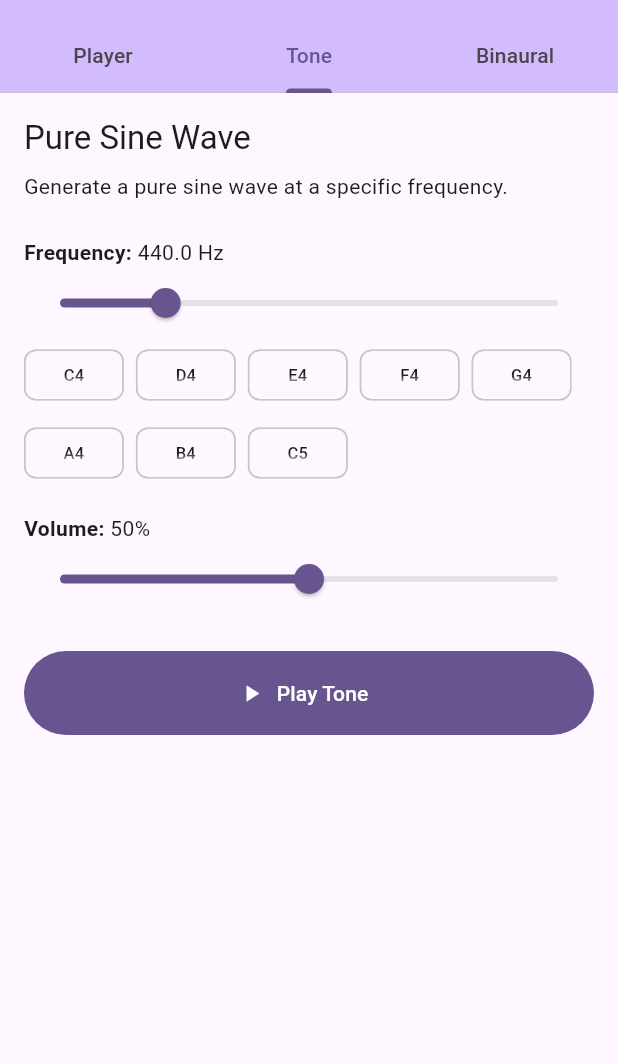
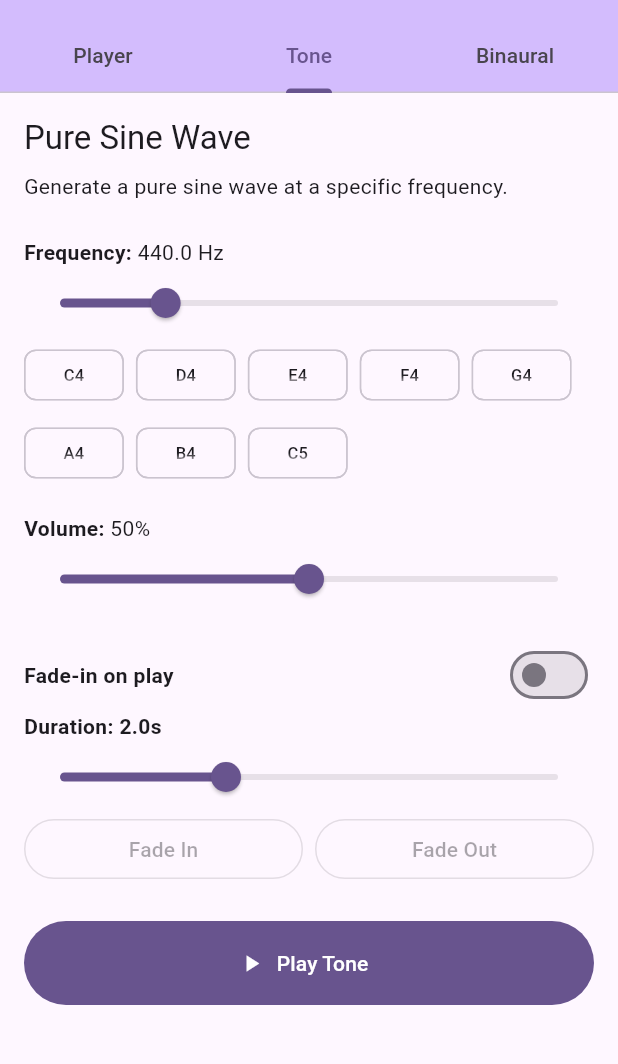
Before and after one commit to githubYiheng/flutter_audiokit, a Flutter app: the screen it shows after launch, tab 2 chosen, after a tap on "Play Tone", on a phone screen of 412 x 824 dp, the part 63-1127 px from its top. Run offline on Flutter 3.47's test engine with Material 3 defaults, Android fonts, the phone set to English and light mode, and no system bars; our stand-ins replace plugin_platform_interface.

Commit message:
feat: add Fader effect node (AudioKitEX) with fade-in/fade-out support
Add stereo Fader/gain node bridging AudioKitEX's Fader to Dart, supporting
independent left/right gain, dB conversion, flipStereo, mixToMono, and
smooth gain ramping for fade-in/fade-out. Integrate into example app with
fade controls on all three pages. Fix rampGain race condition in example
by awaiting gain initialization before playback.

Co-Authored-By: Claude Opus 4.6 <noreply@anthropic.com>

````diff
--- a/example/lib/main.dart
+++ b/example/lib/main.dart
@@ -71,15 +71,18 @@ class _PlayerPageState extends State<_PlayerPage>
     with AutomaticKeepAliveClientMixin {
   AudioEngine? _engine;
   AudioPlayer? _player;
+  Fader? _fader;
   Mixer? _mixer;
   Reverb? _reverb;
 
   bool _engineRunning = false;
   bool _isPlaying = false;
+  bool _fadeInEnabled = false;
   double _currentTime = 0;
   double _duration = 0;
   double _volume = 1.0;
   double _reverbMix = 0.5;
+  double _fadeDuration = 2.0;
   double _leftAmplitude = 0;
   double _rightAmplitude = 0;
 
@@ -102,6 +105,7 @@ class _PlayerPageState extends State<_PlayerPage>
     await _stateSub?.cancel();
     await _ampSub?.cancel();
     await _player?.dispose();
+    await _fader?.dispose();
     await _reverb?.dispose();
     await _mixer?.dispose();
     await _engine?.dispose();
@@ -119,7 +123,8 @@ class _PlayerPageState extends State<_PlayerPage>
       _addLog('Creating engine...');
       final engine = await AudioEngine.create();
       final player = await AudioPlayer.create();
-      final reverb = await Reverb.create(player, dryWetMix: _reverbMix);
+      final fader = await Fader.create(player);
+      final reverb = await Reverb.create(fader, dryWetMix: _reverbMix);
       final mixer = await Mixer.withInputs([reverb]);
 
       await engine.setOutput(mixer);
@@ -144,6 +149,7 @@ class _PlayerPageState extends State<_PlayerPage>
       setState(() {
         _engine = engine;
         _player = player;
+        _fader = fader;
         _mixer = mixer;
         _reverb = reverb;
         _engineRunning = true;
@@ -209,7 +215,16 @@ class _PlayerPageState extends State<_PlayerPage>
         Row(
           children: [
             IconButton.filled(
-                onPressed: _engineRunning ? () => _player?.play() : null,
+                onPressed: _engineRunning
+                    ? () async {
+                        if (_fadeInEnabled) {
+                          await _fader?.rampGain(
+                              from: 0.0, to: 1.0, duration: _fadeDuration);
+                          _addLog('Play with fade-in');
+                        }
+                        _player?.play();
+                      }
+                    : null,
                 icon: const Icon(Icons.play_arrow)),
             IconButton.filled(
                 onPressed: _engineRunning ? () => _player?.pause() : null,
@@ -239,6 +254,55 @@ class _PlayerPageState extends State<_PlayerPage>
             _player?.volume = v;
           },
         ),
+        Row(
+          children: [
+            const Text('Fade-in on play',
+                style: TextStyle(fontWeight: FontWeight.bold)),
+            const Spacer(),
+            Switch(
+              value: _fadeInEnabled,
+              onChanged: (v) => setState(() => _fadeInEnabled = v),
+            ),
+          ],
+        ),
+        _label('Fade Duration (${_fadeDuration.toStringAsFixed(1)}s)'),
+        Slider(
+          value: _fadeDuration,
+          min: 0.5,
+          max: 5.0,
+          onChanged: (v) => setState(() => _fadeDuration = v),
+        ),
+        Row(
+          children: [
+            Expanded(
+              child: ElevatedButton(
+                onPressed: _engineRunning
+                    ? () {
+                        _fader?.rampGain(
+                            from: 0.0, to: 1.0, duration: _fadeDuration);
+                        _addLog(
+                            'Fade in (${_fadeDuration.toStringAsFixed(1)}s)');
+                      }
+                    : null,
+                child: const Text('Fade In'),
+              ),
+            ),
+            const SizedBox(width: 8),
+            Expanded(
+              child: ElevatedButton(
+                onPressed: _engineRunning
+                    ? () {
+                        _fader?.rampGain(to: 0.0, duration: _fadeDuration);
+                        _addLog(
+                            'Fade out (${_fadeDuration.toStringAsFixed(1)}s)');
+                      }
+                    : null,
+                child: const Text('Fade Out'),
+              ),
+            ),
+          ],
+        ),
+        const SizedBox(height: 12),
         _label('Reverb Dry/Wet'),
         Slider(
           value: _reverbMix,
@@ -321,11 +385,14 @@ class _ToneGeneratorPageState extends State<_ToneGeneratorPage>
     with AutomaticKeepAliveClientMixin {
   AudioEngine? _engine;
   Oscillator? _osc;
+  Fader? _fader;
   Mixer? _mixer;
 
   bool _playing = false;
+  bool _fadeInEnabled = false;
   double _frequency = 440;
   double _amplitude = 0.5;
+  double _fadeDuration = 2.0;
 
   final List<_FrequencyPreset> _presets = const [
     _FrequencyPreset('C4', 261.63),
@@ -353,12 +420,17 @@ class _ToneGeneratorPageState extends State<_ToneGeneratorPage>
         final engine = await AudioEngine.create();
         final osc = await Oscillator.create(
             frequency: _frequency, amplitude: _amplitude);
-        final mixer = await Mixer.withInputs([osc]);
+        final fader = await Fader.create(osc);
+        final mixer = await Mixer.withInputs([fader]);
         await engine.setOutput(mixer);
         await engine.start();
         _engine = engine;
         _osc = osc;
+        _fader = fader;
         _mixer = mixer;
+      }
+      if (_fadeInEnabled) {
+        await _fader?.rampGain(from: 0.0, to: 1.0, duration: _fadeDuration);
       }
       await _osc!.start();
       setState(() => _playing = true);
@@ -370,6 +442,7 @@ class _ToneGeneratorPageState extends State<_ToneGeneratorPage>
   @override
   void dispose() {
     _osc?.dispose();
+    _fader?.dispose();
     _mixer?.dispose();
     _engine?.dispose();
     super.dispose();
@@ -439,6 +512,55 @@ class _ToneGeneratorPageState extends State<_ToneGeneratorPage>
             _osc?.amplitude = v;
           },
         ),
+        const SizedBox(height: 16),
+
+        // Fade
+        Row(
+          children: [
+            const Text('Fade-in on play',
+                style: TextStyle(fontWeight: FontWeight.bold)),
+            const Spacer(),
+            Switch(
+              value: _fadeInEnabled,
+              onChanged: (v) => setState(() => _fadeInEnabled = v),
+            ),
+          ],
+        ),
+        Row(
+          children: [
+            Text('Duration: ${_fadeDuration.toStringAsFixed(1)}s',
+                style: const TextStyle(fontWeight: FontWeight.bold)),
+          ],
+        ),
+        Slider(
+          value: _fadeDuration,
+          min: 0.5,
+          max: 5.0,
+          onChanged: (v) => setState(() => _fadeDuration = v),
+        ),
+        Row(
+          children: [
+            Expanded(
+              child: OutlinedButton(
+                onPressed: _playing
+                    ? () => _fader?.rampGain(
+                        from: 0.0, to: 1.0, duration: _fadeDuration)
+                    : null,
+                child: const Text('Fade In'),
+              ),
+            ),
+            const SizedBox(width: 8),
+            Expanded(
+              child: OutlinedButton(
+                onPressed: _playing
+                    ? () =>
+                        _fader?.rampGain(to: 0.0, duration: _fadeDuration)
+                    : null,
+                child: const Text('Fade Out'),
+              ),
+            ),
+          ],
+        ),
         const SizedBox(height: 24),
 
         // Play button
@@ -477,14 +599,17 @@ class _BinauralBeatsPageState extends State<_BinauralBeatsPage>
   AudioEngine? _engine;
   Oscillator? _oscLeft;
   Oscillator? _oscRight;
+  Fader? _fader;
   Mixer? _mixerLeft;
   Mixer? _mixerRight;
   Mixer? _masterMixer;
 
   bool _playing = false;
+  bool _fadeInEnabled = false;
   double _baseFrequency = 200;
   double _beatFrequency = 10; // difference between L and R
   double _amplitude = 0.5;
+  double _fadeDuration = 2.0;
 
   final List<_BeatPreset> _beatPresets = const [
     _BeatPreset('Delta (deep sleep)', 2),
@@ -524,20 +649,25 @@ class _BinauralBeatsPageState extends State<_BinauralBeatsPage>
         final mixR = await Mixer.withInputs([oscR]);
         mixR.pan = 1.0; // hard right
 
-        // Master mixer
+        // Master mixer → fader
         final master = await Mixer.withInputs([mixL, mixR]);
+        final fader = await Fader.create(master);
 
-        await engine.setOutput(master);
+        await engine.setOutput(fader);
         await engine.start();
 
         _engine = engine;
         _oscLeft = oscL;
         _oscRight = oscR;
+        _fader = fader;
         _mixerLeft = mixL;
         _mixerRight = mixR;
         _masterMixer = master;
       }
 
+      if (_fadeInEnabled) {
+        await _fader?.rampGain(from: 0.0, to: 1.0, duration: _fadeDuration);
+      }
       await _oscLeft!.start();
       await _oscRight!.start();
       setState(() => _playing = true);
@@ -550,6 +680,7 @@ class _BinauralBeatsPageState extends State<_BinauralBeatsPage>
   void dispose() {
     _oscLeft?.dispose();
     _oscRight?.dispose();
+    _fader?.dispose();
     _mixerLeft?.dispose();
     _mixerRight?.dispose();
     _masterMixer?.dispose();
@@ -680,6 +811,55 @@ class _BinauralBeatsPageState extends State<_BinauralBeatsPage>
             _oscRight?.amplitude = v;
           },
         ),
+        const SizedBox(height: 16),
+
+        // Fade
+        Row(
+          children: [
+            const Text('Fade-in on play',
+                style: TextStyle(fontWeight: FontWeight.bold)),
+            const Spacer(),
+            Switch(
+              value: _fadeInEnabled,
+              onChanged: (v) => setState(() => _fadeInEnabled = v),
+            ),
+          ],
+        ),
+        Row(
+          children: [
+            Text('Duration: ${_fadeDuration.toStringAsFixed(1)}s',
+                style: const TextStyle(fontWeight: FontWeight.bold)),
+          ],
+        ),
+        Slider(
+          value: _fadeDuration,
+          min: 0.5,
+          max: 5.0,
+          onChanged: (v) => setState(() => _fadeDuration = v),
+        ),
+        Row(
+          children: [
+            Expanded(
+              child: OutlinedButton(
+                onPressed: _playing
+                    ? () => _fader?.rampGain(
+                        from: 0.0, to: 1.0, duration: _fadeDuration)
+                    : null,
+                child: const Text('Fade In'),
+              ),
+            ),
+            const SizedBox(width: 8),
+            Expanded(
+              child: OutlinedButton(
+                onPressed: _playing
+                    ? () =>
+                        _fader?.rampGain(to: 0.0, duration: _fadeDuration)
+                    : null,
+                child: const Text('Fade Out'),
+              ),
+            ),
+          ],
+        ),
         const SizedBox(height: 24),
 
         // Play button
--- a/packages/flutter_audiokit/lib/flutter_audiokit.dart
+++ b/packages/flutter_audiokit/lib/flutter_audiokit.dart
@@ -91,6 +91,9 @@ export 'src/effects/vibrato.dart';
 // Effects — SoundpipeAudioKit: Spatial
 export 'src/effects/string_resonator.dart';
 
+// Effects — AudioKitEX: Gain
+export 'src/effects/fader.dart';
+
 // Effects — SoundpipeAudioKit: Utility
 export 'src/effects/amplitude_envelope.dart';
 export 'src/effects/dc_block.dart';
--- /dev/null
+++ b/packages/flutter_audiokit/lib/src/effects/fader.dart
@@ -0,0 +1,227 @@
+import 'dart:math' as math;
+
+import 'package:flutter_audiokit_platform_interface/flutter_audiokit_platform_interface.dart';
+
+import '../logger.dart';
+import '../node.dart';
+
+/// Stereo fader / gain node (AudioKitEX).
+///
+/// Mirrors AudioKitEX's `Fader` class. Controls gain with independent
+/// left/right channels and supports smooth ramping for fade-in/fade-out.
+///
+/// ```dart
+/// final fader = await Fader.create(player, gain: 0.0);
+/// await player.play();
+/// // Fade in over 2 seconds
+/// await fader.rampGain(to: 1.0, duration: 2.0);
+/// ```
+class Fader extends Node {
+  Fader._(this._nodeId, this._input);
+
+  final String _nodeId;
+  final Node _input;
+  bool _isDisposed = false;
+
+  // Write-through cache
+  double _leftGain = 1.0;
+  double _rightGain = 1.0;
+  bool _flipStereo = false;
+  bool _mixToMono = false;
+
+  @override
+  String get nodeId => _nodeId;
+
+  @override
+  String get nodeType => 'Fader';
+
+  @override
+  bool get isDisposed => _isDisposed;
+
+  @override
+  bool get isStarted => true;
+
+  /// The input node.
+  Node get input => _input;
+
+  /// Creates a Fader node.
+  ///
+  /// Mirrors `Fader(input, gain:)`.
+  static Future<Fader> create(
+    Node input, {
+    double gain = 1.0,
+  }) async {
+    final nodeId = await FlutterAudioKitPlatform.instance.createEffect(
+      input.nodeId,
+      'Fader',
+      {'gain': gain},
+    );
+    AudioKitLogger.info('Fader created: $nodeId');
+    return Fader._(nodeId, input)
+      .._leftGain = gain
+      .._rightGain = gain;
+  }
+
+  // ---- Properties (write-through cache) ----
+
+  /// Overall gain. Sets both left and right channels.
+  ///
+  /// 0 = silence, 1 = unity. Default 1.
+  ///
+  /// Mirrors `fader.gain`.
+  double get gain => _leftGain;
+  set gain(double value) {
+    final clamped = value < 0 ? 0.0 : value;
+    _leftGain = clamped;
+    _rightGain = clamped;
+    AudioKitLogger.verbose('Fader($_nodeId) gain = $clamped');
+    FlutterAudioKitPlatform.instance
+        .setNodeParameter(_nodeId, 'leftGain', clamped);
+    FlutterAudioKitPlatform.instance
+        .setNodeParameter(_nodeId, 'rightGain', clamped);
+  }
+
+  /// Left channel gain. >= 0, default 1.
+  ///
+  /// Mirrors `fader.leftGain`.
+  double get leftGain => _leftGain;
+  set leftGain(double value) {
+    _leftGain = value < 0 ? 0.0 : value;
+    FlutterAudioKitPlatform.instance
+        .setNodeParameter(_nodeId, 'leftGain', _leftGain);
+  }
+
+  /// Right channel gain. >= 0, default 1.
+  ///
+  /// Mirrors `fader.rightGain`.
+  double get rightGain => _rightGain;
+  set rightGain(double value) {
+    _rightGain = value < 0 ? 0.0 : value;
+    FlutterAudioKitPlatform.instance
+        .setNodeParameter(_nodeId, 'rightGain', _rightGain);
+  }
+
+  /// Gain in decibels. 0 dB = unity (gain 1.0).
+  ///
+  /// Mirrors `fader.dB`.
+  double get dB => 20.0 * math.log(gain) / math.ln10;
+  set dB(double value) {
+    gain = math.pow(10.0, value / 20.0).toDouble();
+  }
+
+  /// Whether to flip left and right channels. Default false.
+  ///
+  /// Mirrors `fader.flipStereo`.
+  bool get flipStereo => _flipStereo;
+  set flipStereo(bool value) {
+    _flipStereo = value;
+    FlutterAudioKitPlatform.instance
+        .setNodeParameter(_nodeId, 'flipStereo', value ? 1.0 : 0.0);
+  }
+
+  /// Whether to mix stereo down to mono. Default false.
+  ///
+  /// Mirrors `fader.mixToMono`.
+  bool get mixToMono => _mixToMono;
+  set mixToMono(bool value) {
+    _mixToMono = value;
+    FlutterAudioKitPlatform.instance
+        .setNodeParameter(_nodeId, 'mixToMono', value ? 1.0 : 0.0);
+  }
+
+  // ---- Ramp methods ----
+
+  /// Ramps gain (both channels) to [to] over [duration] seconds.
+  ///
+  /// If [from] is provided, the gain is set to that value first (awaited)
+  /// before the ramp begins. This is essential for fade-in where you need
+  /// to start from silence.
+  ///
+  /// ```dart
+  /// // Fade in from silence over 2 seconds
+  /// await fader.rampGain(from: 0.0, to: 1.0, duration: 2.0);
+  /// // Fade out from current gain
+  /// await fader.rampGain(to: 0.0, duration: 1.5);
+  /// ```
+  Future<void> rampGain({
+    required double to,
+    required double duration,
+    double? from,
+    double delay = 0,
+  }) async {
+    if (from != null) {
+      final start = from < 0 ? 0.0 : from;
+      _leftGain = start;
+      _rightGain = start;
+      await Future.wait([
+        FlutterAudioKitPlatform.instance
+            .setNodeParameter(_nodeId, 'leftGain', start),
+        FlutterAudioKitPlatform.instance
+            .setNodeParameter(_nodeId, 'rightGain', start),
+      ]);
+    }
+    final target = to < 0 ? 0.0 : to;
+    _leftGain = target;
+    _rightGain = target;
+    AudioKitLogger.info(
+        'Fader($_nodeId) rampGain ${from != null ? "$from -> " : ""}$target over ${duration}s');
+    await Future.wait([
+      FlutterAudioKitPlatform.instance.rampNodeParameter(
+        _nodeId,
+        'leftGain',
+        value: target,
+        duration: duration,
+        delay: delay,
+      ),
+      FlutterAudioKitPlatform.instance.rampNodeParameter(
+        _nodeId,
+        'rightGain',
+        value: target,
+        duration: duration,
+        delay: delay,
+      ),
+    ]);
+  }
+
+  /// Ramps left channel gain to [to] over [duration] seconds.
+  Future<void> rampLeftGain({
+    required double to,
+    required double duration,
+    double delay = 0,
+  }) {
+    _leftGain = to < 0 ? 0.0 : to;
+    return FlutterAudioKitPlatform.instance.rampNodeParameter(
+      _nodeId,
+      'leftGain',
+      value: _leftGain,
+      duration: duration,
+      delay: delay,
+    );
+  }
+
+  /// Ramps right channel gain to [to] over [duration] seconds.
+  Future<void> rampRightGain({
+    required double to,
+    required double duration,
+    double delay = 0,
+  }) {
+    _rightGain = to < 0 ? 0.0 : to;
+    return FlutterAudioKitPlatform.instance.rampNodeParameter(
+      _nodeId,
+      'rightGain',
+      value: _rightGain,
+      duration: duration,
+      delay: delay,
+    );
+  }
+
+  // ---- Lifecycle ----
+
+  @override
+  Future<void> dispose() async {
+    if (_isDisposed) return;
+    _isDisposed = true;
+    await super.dispose();
+    AudioKitLogger.info('Fader($_nodeId) disposed');
+  }
+}
````
Also changed, not shown: 2 other files.
